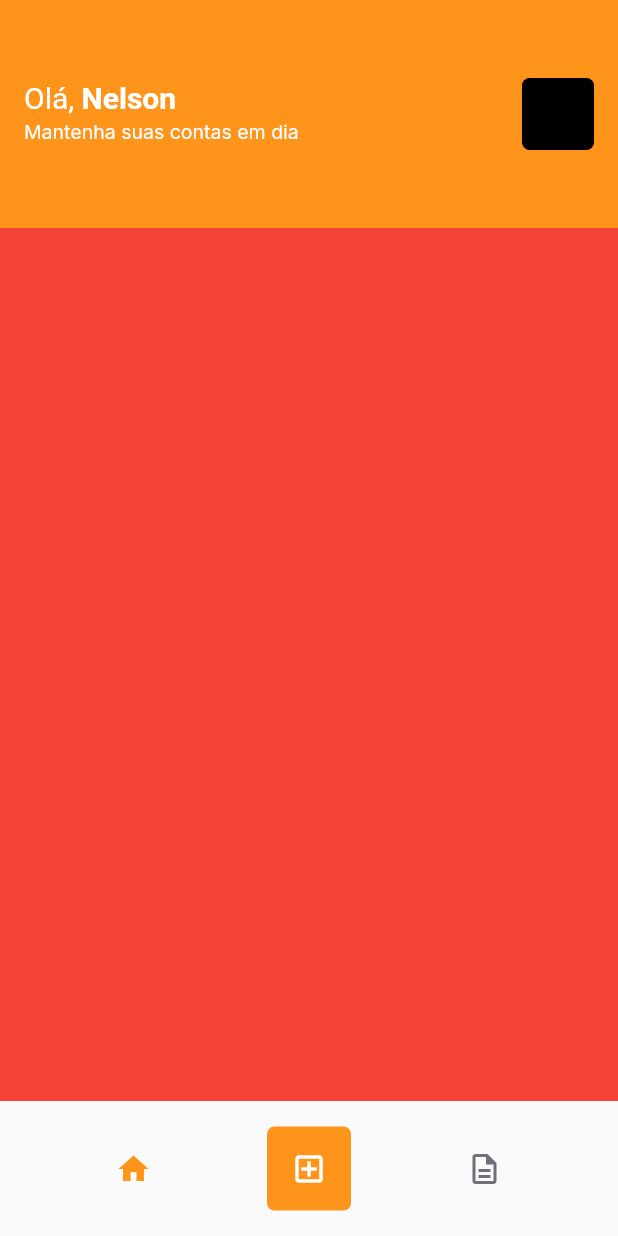
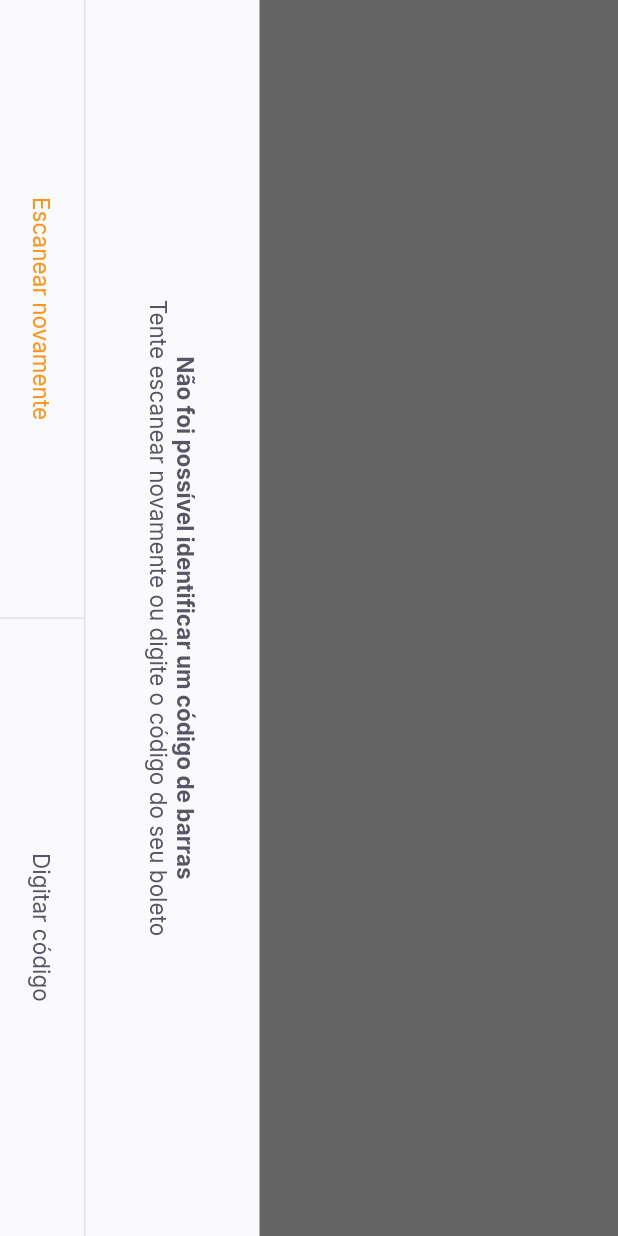
Before and after one commit to NEMJ/PayFlow, a Flutter app: the HomePage screen opened by its route, after a tap on the "add box" icon, on a phone screen of 412 x 824 dp. Run offline on Flutter 3.47's test engine with Material 2 defaults, Android fonts, the phone set to English and light mode, and no system bars; our stand-ins replace firebase_core, google_fonts, google_sign_in, shared_preferences; accounts and stored records are empty.

Commit message:
BarCodeScannerPage e layout base finalizado

```diff
--- a/lib/app_widget.dart
+++ b/lib/app_widget.dart
@@ -1,15 +1,26 @@
 import 'package:flutter/material.dart';
+import 'package:flutter/services.dart';
+import 'modules/barcode_scanner/barcode_scanner_page.dart';
 import 'modules/splash/splash_page.dart';
 import 'shared/themes/app_colors.dart';
 import 'modules/home/home_page.dart';
 import 'modules/login/login_page.dart';
 
 class AppWidget extends StatelessWidget {
+
+  AppWidget() {
+    SystemChrome.setPreferredOrientations([
+      DeviceOrientation.portraitDown,
+      DeviceOrientation.portraitUp,
+    ]);
+  }
+
   @override
   Widget build(BuildContext context) {
     return MaterialApp(
       title: 'Pay Flow',
       theme: ThemeData(
+        primarySwatch: Colors.orange,
         primaryColor: AppColors.primary,
       ),
       initialRoute: "/splash",
@@ -17,6 +28,7 @@ class AppWidget extends StatelessWidget {
         "/splash": (context) => SplashPage(),
         "/home": (context) => HomePage(),
         "/login": (context) => LoginPage(),
+        "/barcode_scanner": (context) => BarCodeScannerPage(),
       }
     );
   }
--- /dev/null
+++ b/lib/modules/barcode_scanner/barcode_scanner_page.dart
@@ -0,0 +1,72 @@
+import 'package:flutter/material.dart';
+import 'package:payflow/shared/themes/app_colors.dart';
+import 'package:payflow/shared/themes/app_text_styles.dart';
+import 'package:payflow/shared/widgets/bottom_sheet/bottom_sheet_widget.dart';
+import 'package:payflow/shared/widgets/set_label_buttons/set_label_buttons.dart';
+
+class BarCodeScannerPage extends StatefulWidget {
+  const BarCodeScannerPage({ Key? key }) : super(key: key);
+
+  @override
+  _BarCodeScannerPageState createState() => _BarCodeScannerPageState();
+}
+
+class _BarCodeScannerPageState extends State<BarCodeScannerPage> {
+  @override
+  Widget build(BuildContext context) {
+    return BottomSheetWidget(
+      title: "Não foi possível identificar um código de barras ",
+      subtitle: "Tente escanear novamente ou digite o código do seu boleto",
+      primaryLabel: "Escanear novamente",
+      primaryOnPressed: () {},
+      secondaryLabel: "Digitar código",
+      secondaryOnPressed: () {},
+    );
+    return SafeArea(
+      top: true,
+      right: true,
+      bottom: true,
+      left: true,
+      child: RotatedBox(
+        quarterTurns: 1,
+        child: Scaffold(
+          appBar: AppBar(
+            backgroundColor: Colors.black,
+            title: Text(
+              "Escaneie o código de barras do boleto",
+              style: TextStyles.buttonBackground,
+            ),
+            centerTitle: true,
+            leading: BackButton(color: AppColors.background),
+          ),
+          body: Column(
+            children: [
+              Expanded(
+                child: Container(
+                  color: Colors.black.withOpacity(0.6),
+                ),
+              ),
+              Expanded(
+                flex: 2,
+                child: Container(
+                  color: Colors.transparent,
+                ),
+              ),
+              Expanded(
+                child: Container(
+                  color: Colors.black.withOpacity(0.6),
+                ),
+              ),
+            ],
+          ),
+          bottomNavigationBar: SetLabelButtons(
+            primaryLabel: "Inserir código do boleto",
+            primaryOnPressed: () {},
+            secondaryLabel: "Adicionar da galeria",
+            secondaryOnPressed: () {}
+          ),
+        ),
+      ),
+    );
+  }
+}
--- a/lib/modules/home/home_page.dart
+++ b/lib/modules/home/home_page.dart
@@ -70,9 +70,7 @@ class _HomePageState extends State<HomePage> {
               )
             ),
             GestureDetector(
-              onTap: (){
-                print("clicou");
-              },
+              onTap: (){},
               child: Container(
                 height: 56,
                 width: 56,
@@ -81,7 +79,9 @@ class _HomePageState extends State<HomePage> {
                   borderRadius: BorderRadius.circular(5),
                 ),
                 child: IconButton(
-                  onPressed: (){},
+                  onPressed: (){
+                    Navigator.pushNamed(context, "/barcode_scanner");
+                  },
                   icon: Icon(
                     Icons.add_box_outlined,
                     color: AppColors.background,
--- a/lib/shared/auth/auth_controller.dart
+++ b/lib/shared/auth/auth_controller.dart
@@ -5,7 +5,7 @@ import 'package:shared_preferences/shared_preferences.dart';
 class AuthController {
   UserModel? _user;
 
-  UserModel get user => user!;
+  UserModel get user => user;
 
   void setUser(BuildContext context, UserModel? user) {
     if(user != null){
--- /dev/null
+++ b/lib/shared/widgets/bottom_sheet/bottom_sheet_widget.dart
@@ -0,0 +1,77 @@
+import 'package:flutter/material.dart';
+import 'package:payflow/shared/themes/app_colors.dart';
+import 'package:payflow/shared/themes/app_text_styles.dart';
+import 'package:payflow/shared/widgets/set_label_buttons/set_label_buttons.dart';
+
+class BottomSheetWidget extends StatelessWidget {
+  final String primaryLabel;
+  final VoidCallback primaryOnPressed;
+  final String secondaryLabel;
+  final VoidCallback secondaryOnPressed;
+  final String title;
+  final String subtitle;
+
+  const BottomSheetWidget({
+    Key? key,
+    required this.primaryLabel,
+    required this.primaryOnPressed,
+    required this.secondaryLabel,
+    required this.secondaryOnPressed,
+    required this.title,
+    required this.subtitle,
+    }) : super(key: key);
+
+  @override
+  Widget build(BuildContext context) {
+    return SafeArea(
+      child: RotatedBox(
+        quarterTurns: 1,
+        child: Material(
+          child: Container(
+            color: AppColors.shape,
+            child: Column(
+              children: [
+                Expanded(
+                  child: Container(
+                    color: Colors.black.withOpacity(0.6),
+                  ),
+                ),
+                Column(
+                  children: [
+                    Padding(
+                      padding: const EdgeInsets.all(40),
+                      child: Text.rich(
+                        TextSpan(
+                          text: title,
+                          style: TextStyles.buttonBoldHeading,
+                          children: [
+                            TextSpan(
+                              text: "\n$subtitle",
+                              style: TextStyles.buttonHeading,
+                            )
+                          ],
+                        ),
+                        textAlign: TextAlign.center,
+                      ),
+                    ),
+                    Container(
+                      height: 1,
+                      color: AppColors.stroke,
+                    ),
+                    SetLabelButtons(
+                      enablePrimaryColor: true,
+                      primaryLabel: primaryLabel,
+                      primaryOnPressed: primaryOnPressed,
+                      secondaryLabel: secondaryLabel,
+                      secondaryOnPressed: secondaryOnPressed,
+                    ),
+                  ],
+                ),
+              ],
+            ),
+          ),
+        ),
+      ),
+    );
+  }
+}
--- /dev/null
+++ b/lib/shared/widgets/divider_vertical/divider_vertical_widget.dart
@@ -0,0 +1,15 @@
+import 'package:flutter/material.dart';
+import 'package:payflow/shared/themes/app_colors.dart';
+
+class DividerVerticalWidget extends StatelessWidget {
+  const DividerVerticalWidget({ Key? key }) : super(key: key);
+
+  @override
+  Widget build(BuildContext context) {
+    return Container(
+      width: 1,
+      height: double.maxFinite,
+      color: AppColors.stroke,
+    );
+  }
+}
--- /dev/null
+++ b/lib/shared/widgets/label_button/label_button.dart
@@ -0,0 +1,28 @@
+import 'package:flutter/material.dart';
+import 'package:payflow/shared/themes/app_text_styles.dart';
+
+class LabelButton extends StatelessWidget {
+  final String label;
+  final VoidCallback onPressed;
+  final TextStyle? style;
+  const LabelButton({
+    Key? key,
+    required this.label,
+    required this.onPressed,
+    this.style,
+  }) : super(key: key);
+
+  @override
+  Widget build(BuildContext context) {
+    return Container(
+      height: 56,
+      child: TextButton(
+        onPressed: onPressed,
+        child: Text(
+          label,
+          style: style ?? TextStyles.buttonHeading
+        ),
+      ),
+    );
+  }
+}
--- /dev/null
+++ b/lib/shared/widgets/set_label_buttons/set_label_buttons.dart
@@ -0,0 +1,46 @@
+import 'package:flutter/material.dart';
+import 'package:payflow/shared/themes/app_text_styles.dart';
+import 'package:payflow/shared/widgets/divider_vertical/divider_vertical_widget.dart';
+import 'package:payflow/shared/widgets/label_button/label_button.dart';
+
+class SetLabelButtons extends StatelessWidget {
+  final String primaryLabel;
+  final VoidCallback primaryOnPressed;
+  final String secondaryLabel;
+  final VoidCallback secondaryOnPressed;
+  final bool enablePrimaryColor;
+
+  const SetLabelButtons({
+    Key? key,
+    required this.primaryLabel,
+    required this.primaryOnPressed,
+    required this.secondaryLabel,
+    required this.secondaryOnPressed,
+    this.enablePrimaryColor = false,
+    }) : super(key: key);
+
+  @override
+  Widget build(BuildContext context) {
+    return Container(
+      height: 56,
+      child: Row(
+        children: [
+          Expanded(
+            child: LabelButton(
+              label: primaryLabel,
+              onPressed: primaryOnPressed,
+              style: enablePrimaryColor ? TextStyles.buttonPrimary : null,
+            ),
+          ),
+          DividerVerticalWidget(),
+          Expanded(
+            child: LabelButton(
+              label: secondaryLabel,
+              onPressed: secondaryOnPressed,
+            ),
+          ),
+        ],
+      ),
+    );
+  }
+}
--- a/pubspec.yaml
+++ b/pubspec.yaml
@@ -39,6 +39,9 @@ dependencies:
   google_sign_in: ^5.2.0
   google_sign_in_web: ^0.10.0+3
   shared_preferences: ^2.0.8
+  google_ml_kit: ^0.7.2
+  camera: ^0.9.4+3
+  image_picker: ^0.8.4+4
 
 dev_dependencies:
   flutter_test:
```
Also changed, not shown: pubspec.lock.
